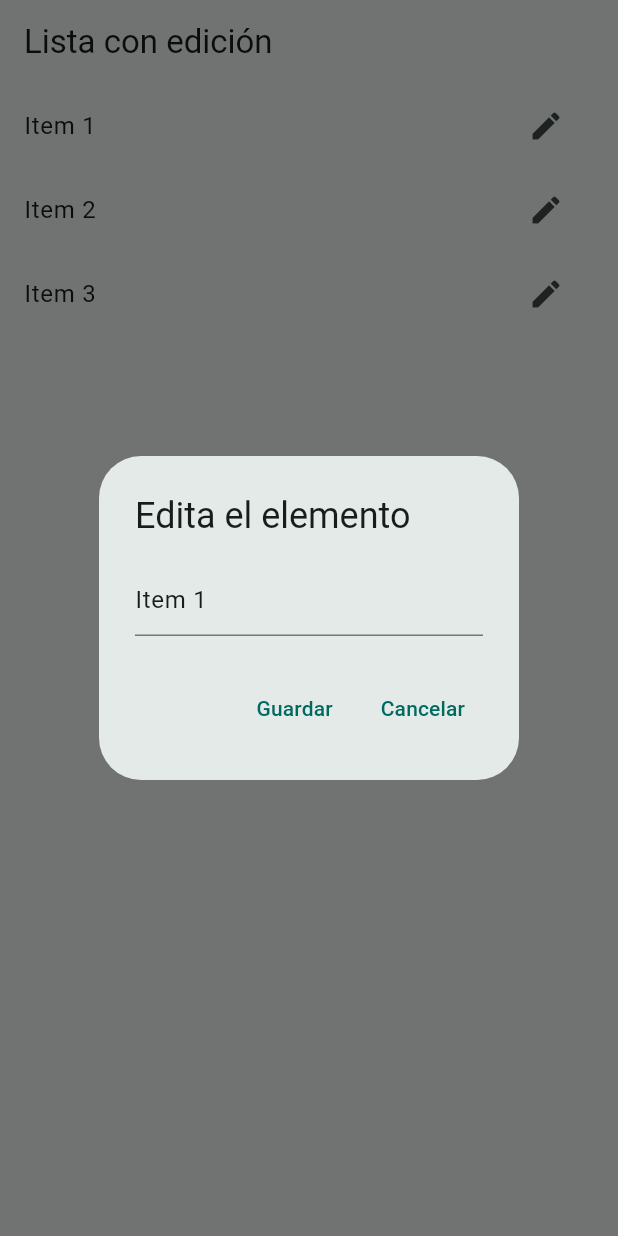
After one commit to diegovq12/CookingHub, a Flutter app: the ListEditingScreen screen opened directly, after a tap on the "edit" icon, on a phone screen of 412 x 824 dp. The commit adds this screen. Run offline on Flutter 3.47's test engine with Material 3 defaults, Android fonts, the phone set to English and light mode, and no system bars; our stand-ins replace camera, image_picker; missing offline and left inert: mongo_dart.

Commit message:
Listas funcionales

```diff
--- a/lib/presentation/screens/chatBot.dart
+++ b/lib/presentation/screens/chatBot.dart
@@ -274,7 +274,7 @@ class _chatBot extends State<chatBot>{
 
                 child: const Row(
                   mainAxisAlignment: MainAxisAlignment.center,
-                  children: [Text("CookBot",style: TextStyle(color: Colors.white,fontSize: 64,
+                  children: [Text("CookingBot",style: TextStyle(color: Colors.white,fontSize: 64,
                   fontFamily: 'Poppins',fontWeight: FontWeight.bold),),],
                 ),
               ),
--- /dev/null
+++ b/lib/presentation/screens/logic.dart
@@ -0,0 +1,75 @@
+import 'package:flutter/material.dart';
+
+void main() => runApp(MyApp());
+
+class MyApp extends StatelessWidget {
+  @override
+  Widget build(BuildContext context) {
+    return MaterialApp(
+      home: ListEditingScreen(),
+    );
+  }
+}
+
+class ListEditingScreen extends StatefulWidget {
+  @override
+  _ListEditingScreenState createState() => _ListEditingScreenState();
+}
+
+class _ListEditingScreenState extends State<ListEditingScreen> {
+  List<String> items = ['Item 1', 'Item 2', 'Item 3'];
+  TextEditingController _controller = TextEditingController();
+
+  void _editItem(int index) {
+    // Inicializa el controlador de texto con el valor del elemento seleccionado
+    _controller.text = items[index];
+
+    showDialog(
+      context: context,
+      builder: (context) {
+        return AlertDialog(
+          title: Text('Edita el elemento'),
+          content: TextField(
+            controller: _controller,
+            decoration: InputDecoration(hintText: "Nuevo texto"),
+          ),
+          actions: [
+            TextButton(
+              onPressed: () {
+                // Actualiza el elemento en la lista
+                setState(() {
+                  items[index] = _controller.text;
+                });
+                Navigator.of(context).pop();
+              },
+              child: Text('Guardar'),
+            ),
+            TextButton(
+              onPressed: () => Navigator.of(context).pop(),
+              child: Text('Cancelar'),
+            ),
+          ],
+        );
+      },
+    );
+  }
+
+  @override
+  Widget build(BuildContext context) {
+    return Scaffold(
+      appBar: AppBar(title: Text('Lista con edición')),
+      body: ListView.builder(
+        itemCount: items.length,
+        itemBuilder: (context, index) {
+          return ListTile(
+            title: Text(items[index]),
+            trailing: IconButton(
+              icon: Icon(Icons.edit),
+              onPressed: () => _editItem(index), // Llama a la función con el índice
+            ),
+          );
+        },
+      ),
+    );
+  }
+}
```
Also changed, not shown: lib/main.dart (+7 -6 lines), lib/presentation/screens/ingredientes.dart (+67 -67 lines).
